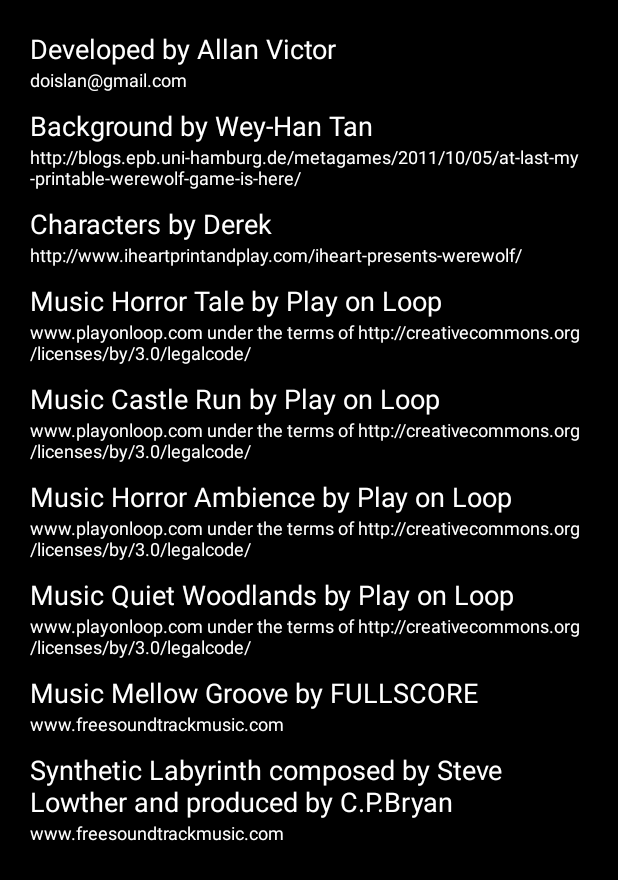
After one commit to allan-pires/werewolf-moderator-helper, an Android app: the CreditsActivity screen opened directly, with no data from a screen before it, on a phone screen of 412 x 824 dp. The commit adds this screen. Shown: the top 880 px of the screen. Run offline under Robolectric (Android 15) with nearby library versions, the phone set to English and light mode, and no system bars.

Commit message:
Adicionado página de créditos
CreditsActivity

```diff
--- /dev/null
+++ b/app/src/main/java/doistres/werewolf/CreditsActivity.java
@@ -0,0 +1,43 @@
+package doistres.werewolf;
+
+import android.support.v7.app.ActionBarActivity;
+import android.os.Bundle;
+import android.view.Menu;
+import android.view.MenuItem;
+import android.view.WindowManager;
+
+
+public class CreditsActivity extends ActionBarActivity {
+
+    @Override
+    protected void onCreate(Bundle savedInstanceState) {
+        super.onCreate(savedInstanceState);
+        // Deixa fullscreen e remove a barra de status
+        getWindow().setFlags(WindowManager.LayoutParams.FLAG_FULLSCREEN, WindowManager.LayoutParams.FLAG_FULLSCREEN);
+
+        setContentView(R.layout.activity_credits);
+    }
+
+
+    @Override
+    public boolean onCreateOptionsMenu(Menu menu) {
+        // Inflate the menu; this adds items to the action bar if it is present.
+        getMenuInflater().inflate(R.menu.menu_credits, menu);
+        return true;
+    }
+
+    @Override
+    public boolean onOptionsItemSelected(MenuItem item) {
+        // Handle action bar item clicks here. The action bar will
+        // automatically handle clicks on the Home/Up button, so long
+        // as you specify a parent activity in AndroidManifest.xml.
+        int id = item.getItemId();
+
+        //noinspection SimplifiableIfStatement
+        if (id == R.id.action_settings) {
+            return true;
+        }
+
+        return super.onOptionsItemSelected(item);
+    }
+}
--- a/app/src/main/java/doistres/werewolf/MainActivity.java
+++ b/app/src/main/java/doistres/werewolf/MainActivity.java
@@ -39,6 +39,8 @@
         Button button = (Button) findViewById(R.id.new_game_button);
         button.setTypeface(amatic);
         button = (Button) findViewById(R.id.options_button);
+        button.setTypeface(amatic);
+        button = (Button) findViewById(R.id.credits_button);
         button.setTypeface(amatic);
         button = (Button) findViewById(R.id.exit_button);
         button.setTypeface(amatic);
@@ -103,4 +105,14 @@
         System.exit(0);
     }
 
+    // Vai para os créditos
+    public void goToCredits(View view){
+        Intent intent = new Intent(this, CreditsActivity.class);
+
+        Button button = (Button) findViewById(R.id.credits_button);
+        button.setTextColor(Color.rgb(119, 1, 1));
+
+        startActivity(intent);
+    }
+
 }
--- /dev/null
+++ b/app/src/main/res/layout/activity_credits.xml
@@ -0,0 +1,176 @@
+<RelativeLayout xmlns:android="http://schemas.android.com/apk/res/android"
+    xmlns:tools="http://schemas.android.com/tools"
+    android:layout_width="match_parent"
+    android:layout_height="match_parent"
+    android:background="#ff000000"
+    tools:context="doistres.werewolf.CreditsActivity">
+
+    <ScrollView
+        android:layout_width="match_parent"
+        android:layout_height="wrap_content">
+
+        <LinearLayout
+        android:orientation="vertical"
+        android:layout_width="fill_parent"
+        android:layout_height="fill_parent"
+        android:layout_margin="20dp">
+
+        <TextView
+            android:layout_width="wrap_content"
+            android:layout_height="wrap_content"
+            android:textAppearance="?android:attr/textAppearanceMedium"
+            android:text="Developed by Allan Victor"
+            android:id="@+id/credit"
+            android:textColor="#ffffffff"
+            android:layout_marginTop="0dp" />
+            <TextView
+            android:layout_width="wrap_content"
+            android:layout_height="wrap_content"
+            android:textAppearance="?android:attr/textAppearanceMedium"
+            android:text="doislan@gmail.com"
+            android:id="@+id/credit_source"
+            android:textColor="#ffffffff"
+            android:textSize="12dp" />
+
+        <TextView
+            android:layout_width="wrap_content"
+            android:layout_height="wrap_content"
+            android:textAppearance="?android:attr/textAppearanceMedium"
+            android:text="Background by Wey-Han Tan"
+            android:id="@+id/credit1"
+            android:textColor="#ffffffff"
+            android:layout_marginTop="10dp" />
+            <TextView
+            android:layout_width="wrap_content"
+            android:layout_height="wrap_content"
+            android:textAppearance="?android:attr/textAppearanceMedium"
+            android:text="http://blogs.epb.uni-hamburg.de/metagames/2011/10/05/at-last-my-printable-werewolf-game-is-here/"
+            android:id="@+id/credit1_source"
+            android:textColor="#ffffffff"
+            android:textSize="12dp" />
+
+        <TextView
+            android:layout_width="wrap_content"
+            android:layout_height="wrap_content"
+            android:textAppearance="?android:attr/textAppearanceMedium"
+            android:text="Characters by Derek"
+            android:id="@+id/credit2"
+            android:textColor="#ffffffff"
+            android:layout_marginTop="10dp" />
+            <TextView
+            android:layout_width="wrap_content"
+            android:layout_height="wrap_content"
+            android:textAppearance="?android:attr/textAppearanceMedium"
+            android:text="http://www.iheartprintandplay.com/iheart-presents-werewolf/"
+            android:id="@+id/credit2_source"
+            android:textColor="#ffffffff"
+            android:textSize="12dp" />
+
+        <TextView
+            android:layout_width="wrap_content"
+            android:layout_height="wrap_content"
+            android:textAppearance="?android:attr/textAppearanceMedium"
+            android:text="Music Horror Tale by Play on Loop"
+            android:id="@+id/credit3"
+            android:textColor="#ffffffff"
+            android:layout_marginTop="10dp" />
+            <TextView
+            android:layout_width="wrap_content"
+            android:layout_height="wrap_content"
+            android:textAppearance="?android:attr/textAppearanceMedium"
+            android:text="www.playonloop.com under the terms of http://creativecommons.org/licenses/by/3.0/legalcode/"
+            android:id="@+id/credit3_source"
+            android:textColor="#ffffffff"
+            android:textSize="12dp" />
+
+        <TextView
+            android:layout_width="wrap_content"
+            android:layout_height="wrap_content"
+            android:textAppearance="?android:attr/textAppearanceMedium"
+            android:text="Music Castle Run by Play on Loop"
+            android:id="@+id/credit4"
+            android:textColor="#ffffffff"
+            android:layout_marginTop="10dp" />
+            <TextView
+            android:layout_width="wrap_content"
+            android:layout_height="wrap_content"
+            android:textAppearance="?android:attr/textAppearanceMedium"
+            android:text="www.playonloop.com under the terms of http://creativecommons.org/licenses/by/3.0/legalcode/"
+            android:id="@+id/credit4_source"
+            android:textColor="#ffffffff"
+            android:textSize="12dp" />
+
+        <TextView
+            android:layout_width="wrap_content"
+            android:layout_height="wrap_content"
+            android:textAppearance="?android:attr/textAppearanceMedium"
+            android:text="Music Horror Ambience by Play on Loop"
+            android:id="@+id/credit5"
+            android:textColor="#ffffffff"
+            android:layout_marginTop="10dp" />
+            <TextView
+            android:layout_width="wrap_content"
+            android:layout_height="wrap_content"
+            android:textAppearance="?android:attr/textAppearanceMedium"
+            android:text="www.playonloop.com under the terms of http://creativecommons.org/licenses/by/3.0/legalcode/"
+            android:id="@+id/credit5_source"
+            android:textColor="#ffffffff"
+            android:textSize="12dp" />
+
+        <TextView
+            android:layout_width="wrap_content"
+            android:layout_height="wrap_content"
+            android:textAppearance="?android:attr/textAppearanceMedium"
+            android:text="Music Quiet Woodlands by Play on Loop"
+            android:id="@+id/credit6"
+            android:textColor="#ffffffff"
+            android:layout_marginTop="10dp" />
+            <TextView
+            android:layout_width="wrap_content"
+            android:layout_height="wrap_content"
+            android:textAppearance="?android:attr/textAppearanceMedium"
+            android:text="www.playonloop.com under the terms of http://creativecommons.org/licenses/by/3.0/legalcode/"
+            android:id="@+id/credit6_source"
+            android:textColor="#ffffffff"
+            android:textSize="12dp" />
+
+        <TextView
+            android:layout_width="wrap_content"
+            android:layout_height="wrap_content"
+            android:textAppearance="?android:attr/textAppearanceMedium"
+            android:text="Music Mellow Groove by FULLSCORE"
+            android:id="@+id/credit7"
+            android:textColor="#ffffffff"
+            android:layout_marginTop="10dp" />
+            <TextView
+            android:layout_width="wrap_content"
+            android:layout_height="wrap_content"
+            android:textAppearance="?android:attr/textAppearanceMedium"
+            android:text="www.freesoundtrackmusic.com"
+            android:id="@+id/credit7_source"
+            android:textColor="#ffffffff"
+            android:textSize="12dp" />
+
+        <TextView
+            android:layout_width="wrap_content"
+            android:layout_height="wrap_content"
+            android:textAppearance="?android:attr/textAppearanceMedium"
+            android:text="Synthetic Labyrinth composed by Steve Lowther and produced by C.P.Bryan"
+            android:id="@+id/credit8"
+            android:textColor="#ffffffff"
+            android:layout_marginTop="10dp" />
+            <TextView
+            android:layout_width="wrap_content"
+            android:layout_height="wrap_content"
+            android:textAppearance="?android:attr/textAppearanceMedium"
+            android:text="www.freesoundtrackmusic.com"
+            android:id="@+id/credit8_source"
+            android:textColor="#ffffffff"
+            android:textSize="12dp" />
+
+    </LinearLayout>
+
+    </ScrollView>
+
+
+</RelativeLayout>
--- a/app/src/main/res/layout/activity_main.xml
+++ b/app/src/main/res/layout/activity_main.xml
@@ -7,6 +7,15 @@
     android:background="@drawable/start_screen_app"
     android:screenOrientation="portrait"
     tools:context=".MainActivity">
+
+    <LinearLayout
+        android:orientation="vertical"
+        android:layout_width="fill_parent"
+        android:layout_height="fill_parent"
+        android:layout_alignParentTop="true"
+        android:layout_alignParentLeft="true"
+        android:layout_alignParentStart="true"
+        android:layout_marginTop="243dp">
 
         <Button
             android:layout_width="fill_parent"
@@ -18,7 +27,6 @@
             android:shadowColor="@android:color/transparent"
             android:textSize="64dp"
             android:clickable="true"
-        android:layout_above="@+id/options_button"
             android:layout_alignParentLeft="true"
             android:layout_alignParentStart="true"
             android:onClick="goToPlayersQuantityActivity" />
@@ -33,7 +41,21 @@
             android:shadowColor="@android:color/transparent"
             android:textSize="64dp"
             android:clickable="true"
-        android:layout_above="@+id/exit_button"
+            android:layout_alignParentLeft="true"
+            android:layout_alignParentStart="true" />
+
+        <Button
+            style="@style/Base.TextAppearance.AppCompat.Large"
+            android:layout_width="fill_parent"
+            android:layout_height="wrap_content"
+            android:text="Créditos"
+            android:id="@+id/credits_button"
+            android:onClick="goToCredits"
+            android:background="@android:color/transparent"
+            android:shadowColor="@android:color/transparent"
+            android:textSize="64dp"
+            android:clickable="true"
+            android:layout_alignParentBottom="true"
             android:layout_alignParentLeft="true"
             android:layout_alignParentStart="true" />
 
@@ -50,7 +72,7 @@
             android:clickable="true"
             android:layout_alignParentBottom="true"
             android:layout_alignParentLeft="true"
-        android:layout_alignParentStart="true"
-        android:layout_marginBottom="39dp" />
+            android:layout_alignParentStart="true" />
+    </LinearLayout>
 
 </RelativeLayout>
--- /dev/null
+++ b/app/src/main/res/menu/menu_credits.xml
@@ -0,0 +1,7 @@
+<menu xmlns:android="http://schemas.android.com/apk/res/android"
+    xmlns:app="http://schemas.android.com/apk/res-auto"
+    xmlns:tools="http://schemas.android.com/tools"
+    tools:context="doistres.werewolf.CreditsActivity">
+    <item android:id="@+id/action_settings" android:title="@string/action_settings"
+        android:orderInCategory="100" app:showAsAction="never" />
+</menu>
--- a/app/src/main/res/values/strings.xml
+++ b/app/src/main/res/values/strings.xml
@@ -10,6 +10,6 @@
     <string name="title_activity_random_class">RandomClass</string>
     <string name="title_activity_night_turn">NightTurnActivity</string>
     <string name="class_action_string"><u>Matar um camponês</u></string>
-
+    <string name="title_activity_credits">CreditsActivity</string>
 
 </resources>
```
Also changed, not shown: app/src/main/AndroidManifest.xml (+8 -2 lines), 1 other file. Lines whose indentation alone changed are shown as unchanged.
